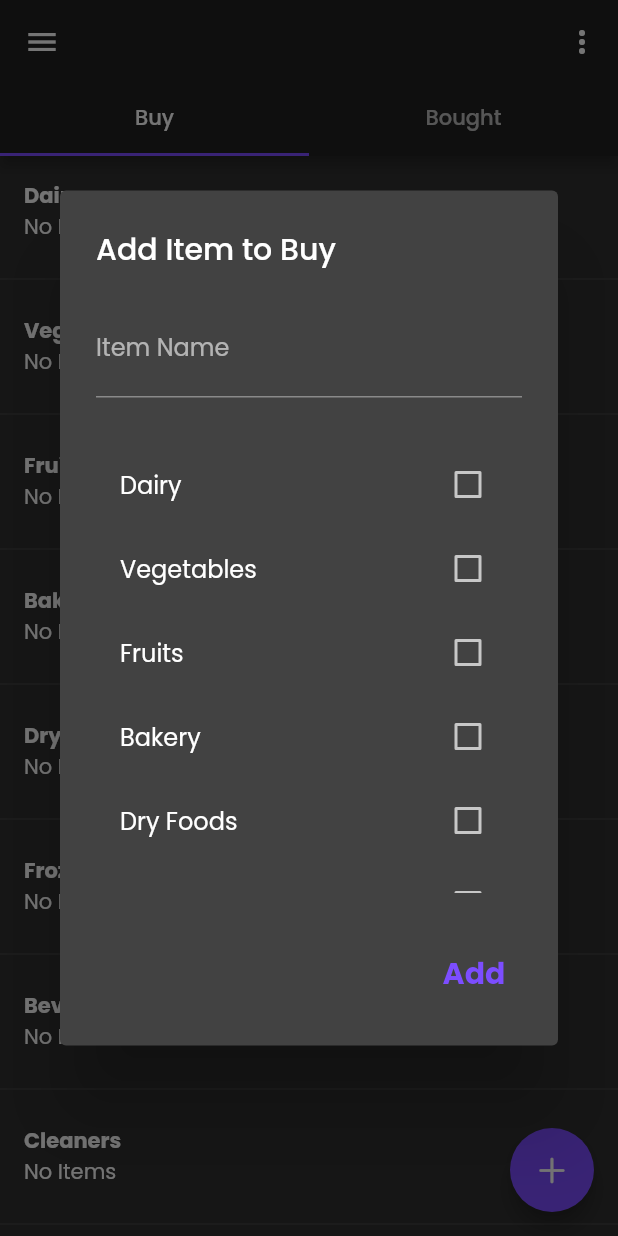
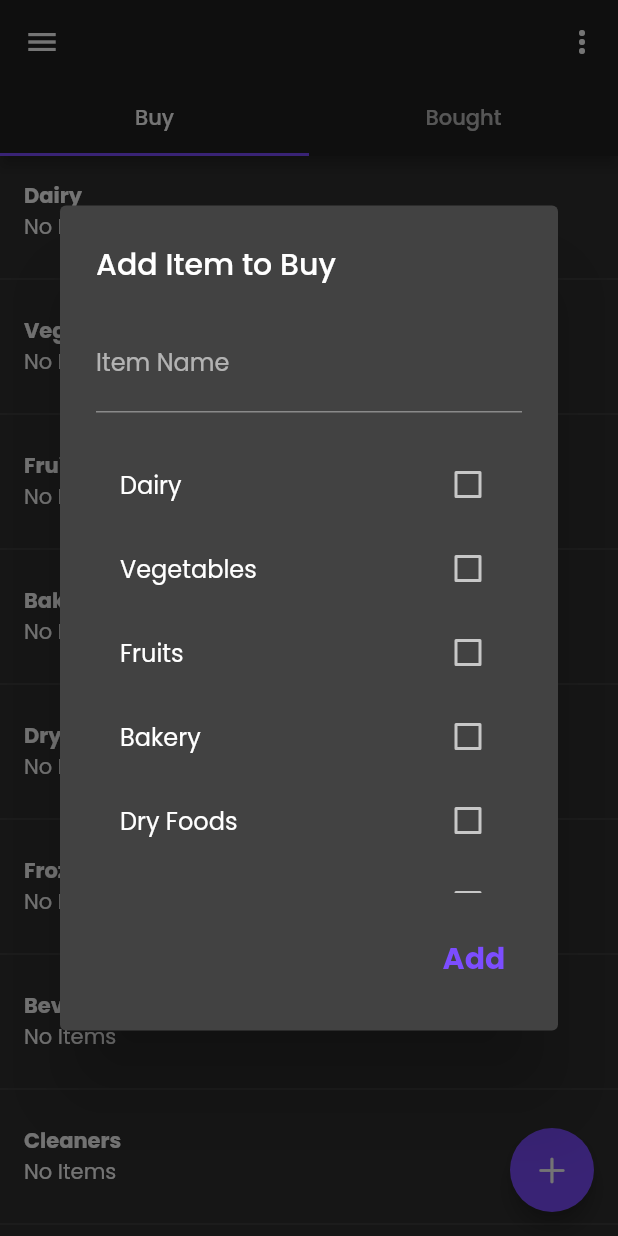
Before and after one commit to vivekpatel99/MyGroceriesListApp, a Flutter app: the screen it shows once a user with an empty profile is signed in, after a tap on an icon or button, on a phone screen of 412 x 824 dp. Run offline on Flutter 3.47's test engine with Material 2 defaults, Android fonts, the phone set to English and light mode, and no system bars; our stand-ins replace cloud_firestore, firebase_auth, firebase_core, flutter_spinkit, google_fonts, logger and 1 more; accounts and stored records are empty.

Commit message:
clean up

```diff
--- a/lib/pages/authenticate/sign_in.dart
+++ b/lib/pages/authenticate/sign_in.dart
@@ -8,7 +8,7 @@ import 'package:my_grocery_list/shared/loading.dart';
 // TODO Beautification needed
 // TODO filter firebase error and dispaly it on page
 // TODO add more checks on user input
-// TODO add forget password
+
 class SignIn extends StatefulWidget {
   final Function toggleView;
   const SignIn({
@@ -74,7 +74,7 @@ class _SignInState extends State<SignIn> {
                     ),
                     kSizedBox,
                     Padding(
-                      padding: const EdgeInsets.all(16.0),
+                      padding: const EdgeInsets.only(left: 16.0, right: 16.0),
                       child: TextFormField(
                         keyboardType: TextInputType.emailAddress,
                         decoration: kTextFormInputDecoration.copyWith(
@@ -89,9 +89,10 @@ class _SignInState extends State<SignIn> {
                         },
                       ),
                     ),
-                    kSizedBox,
+
                     Padding(
-                      padding: const EdgeInsets.all(16.0),
+                      padding: const EdgeInsets.only(
+                          top: 16.0, left: 16.0, right: 16.0),
                       child: TextFormField(
                         obscureText: true,
                         keyboardType: TextInputType.number,
--- a/lib/pages/authenticate/sign_up.dart
+++ b/lib/pages/authenticate/sign_up.dart
@@ -43,9 +43,10 @@ class _SignUpState extends State<SignUp> {
                   },
                   icon: const Icon(Icons.person),
                   label: const Text('Sign In'),
-                  // style: ButtonStyle(
-                  //     foregroundColor: MaterialStateProperty.all(Colors.black),
-                  //     ),
+                  style: ButtonStyle(
+                    foregroundColor:
+                        MaterialStateProperty.all(Colors.deepPurpleAccent),
+                  ),
                 )
               ],
             ),
@@ -60,7 +61,9 @@ class _SignUpState extends State<SignUp> {
                         fallbackWidth: 20.0,
                       ),
                       kSizedBox,
-                      TextFormField(
+                      Padding(
+                        padding: const EdgeInsets.only(left: 16.0, right: 16.0),
+                        child: TextFormField(
                           keyboardType: TextInputType.emailAddress,
                           decoration: kTextFormInputDecoration.copyWith(
                             hintText: 'Email',
@@ -73,8 +76,12 @@ class _SignUpState extends State<SignUp> {
                             });
                           },
                         ),
+                      ),
                       kSizedBox,
-                      TextFormField(
+                      Padding(
+                        padding: const EdgeInsets.only(
+                            top: 16.0, left: 16.0, right: 16.0),
+                        child: TextFormField(
                           obscureText: true,
                           keyboardType: TextInputType.number,
                           decoration: kTextFormInputDecoration.copyWith(
@@ -89,6 +96,7 @@ class _SignUpState extends State<SignUp> {
                               _password = _enteredPassword;
                             });
                           },
+                        ),
                       ),
                       kSizedBox,
                       ElevatedButton.icon(
--- a/lib/pages/home_page.dart
+++ b/lib/pages/home_page.dart
@@ -20,7 +20,8 @@ class HomePage extends StatelessWidget {
       child: DefaultTabController(
         length: 2,
         child: SafeArea(
-          child: Scaffold(
+          child: Builder(builder: (BuildContext context) {
+            return Scaffold(
               appBar: AppBar(
                 actions: [
                   PopupMenuButton<int>(
@@ -39,7 +40,8 @@ class HomePage extends StatelessWidget {
                           ],
                         ),
                       ),
-                        ])
+                    ],
+                  )
                 ],
                 bottom: const TabBar(
                   tabs: [
@@ -59,8 +61,11 @@ class HomePage extends StatelessWidget {
                   //  InventoryPage(),
                 ],
               ),
-            floatingActionButton: AddItemButton(),
+              floatingActionButton: AddItemButton(
+                context: context,
               ),
+            );
+          }),
         ),
       ),
     );
--- a/lib/wigets/item_add_button.dart
+++ b/lib/wigets/item_add_button.dart
@@ -3,6 +3,11 @@ import 'package:flutter/material.dart';
 import 'package:my_grocery_list/wigets/popup_add_item_window.dart';
 
 class AddItemButton extends StatelessWidget {
+  BuildContext context;
+  AddItemButton({
+    Key? key,
+    required this.context,
+  }) : super(key: key);
   @override
   Widget build(BuildContext context) {
     return FloatingActionButton(
@@ -10,7 +15,9 @@ class AddItemButton extends StatelessWidget {
         showDialog(
             context: context,
             builder: (BuildContext context) {
-              return const PopUPAddItemWindow();
+              return PopUPAddItemWindow(
+                context: context,
+              );
             });
       },
       child: const Icon(CupertinoIcons.add),
--- a/lib/wigets/popup_add_item_window.dart
+++ b/lib/wigets/popup_add_item_window.dart
@@ -3,18 +3,22 @@ import 'package:my_grocery_list/models/catagory_item_model.dart';
 import 'package:my_grocery_list/models/item_model.dart';
 import 'package:my_grocery_list/models/user_model.dart';
 import 'package:my_grocery_list/services/database.dart';
+import 'package:my_grocery_list/shared/constants.dart';
 import 'package:my_grocery_list/shared/my_extensions.dart';
 import 'package:my_grocery_list/utils/logging.dart';
 import 'package:provider/provider.dart';
 
 class PopUPAddItemWindow extends StatefulWidget {
-  const PopUPAddItemWindow({Key? key}) : super(key: key);
+  BuildContext context;
+  PopUPAddItemWindow({
+    Key? key,
+    required this.context,
+  }) : super(key: key);
 
   @override
   _PopUPAddItemWindowState createState() => _PopUPAddItemWindowState();
 }
 
-//TODO add first letter capital in a name of added item
 class _PopUPAddItemWindowState extends State<PopUPAddItemWindow> {
   final List<CatagoryItem> _catagoryList = CatagoryItemModel.catagoryItemList;
   String _userEnteredItemName = '';
@@ -72,9 +76,7 @@ class _PopUPAddItemWindowState extends State<PopUPAddItemWindow> {
                   errorText: _validate ? 'Please Enter Item Name' : null,
                 ),
               ),
-              const SizedBox(
-                height: 30.0,
-              ),
+              kSizedBox,
               SizedBox(
                 height: 300.0,
                 width: 400.0,
@@ -105,9 +107,7 @@ class _PopUPAddItemWindowState extends State<PopUPAddItemWindow> {
                   },
                 ),
               ),
-              const SizedBox(
-                height: 30.0,
-              ),
+              kSizedBox,
               Row(
                 mainAxisAlignment: MainAxisAlignment.end,
                 children: [
@@ -132,6 +132,8 @@ class _PopUPAddItemWindowState extends State<PopUPAddItemWindow> {
                       if (_textFieldController.text.isNotEmpty &&
                           _selectedIdx.isNotEmpty) {
                         // _textFieldController.
+                        print(
+                            'current tab ${DefaultTabController.of(context)?.index}');
                         DefaultTabController.of(context)?.animateTo(0);
 
                         Navigator.pop(context);
```
Also changed, not shown: lib/services/auth.dart (+18 -46 lines). Lines whose indentation alone changed are shown as unchanged.
